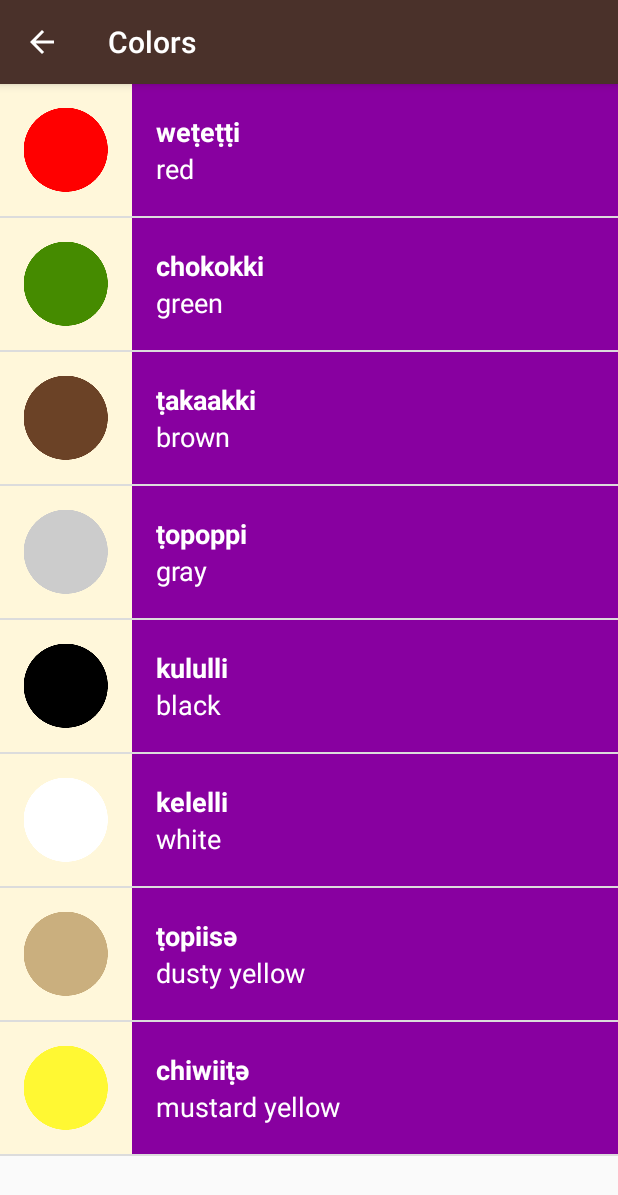
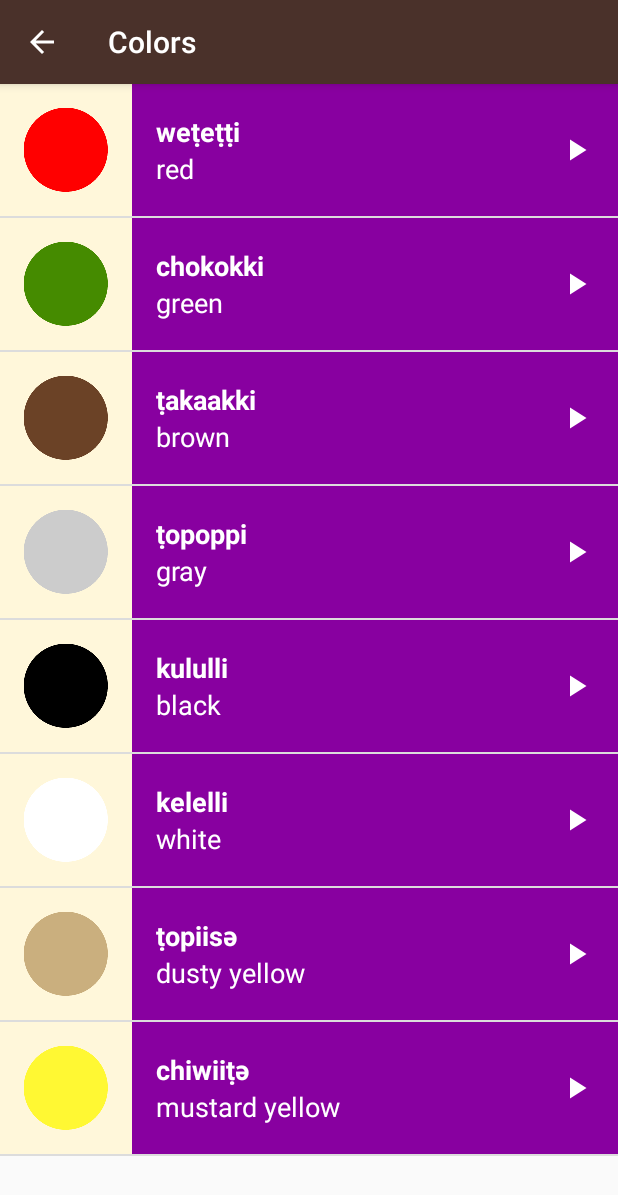
Before and after one commit to musti2304/udacity_miwok_lang, an Android app: the ColorsActivity screen opened directly, with no data from a screen before it, on a phone screen of 412 x 824 dp. Shown: the top 1195 px of the screen. Run offline under Robolectric (Android 15) with nearby library versions, the phone set to English and light mode, and no system bars.

Commit message:
New drawable icon added. Design fixes

```diff
--- a/app/src/main/res/layout/list_item.xml
+++ b/app/src/main/res/layout/list_item.xml
@@ -1,10 +1,9 @@
 <?xml version="1.0" encoding="utf-8"?>
-<LinearLayout xmlns:android="http://schemas.android.com/apk/res/android"
+<RelativeLayout xmlns:android="http://schemas.android.com/apk/res/android"
     xmlns:tools="http://schemas.android.com/tools"
     android:layout_width="match_parent"
     android:layout_height="match_parent"
     android:background="@color/tan_background"
-
     android:minHeight="@dimen/list_item_height"
     android:orientation="horizontal">
 
@@ -12,12 +11,16 @@
         android:id="@+id/image"
         android:layout_width="@dimen/list_item_height"
         android:layout_height="@dimen/list_item_height"
-        tools:src="@drawable/family_grandfather"/>
+        tools:src="@drawable/family_grandfather" />
 
     <LinearLayout
         android:id="@+id/text_container"
         android:layout_width="match_parent"
-        android:layout_height="match_parent"
+        android:layout_height="@dimen/list_item_height"
+        android:layout_alignParentBottom="true"
+        android:layout_alignParentRight="true"
+        android:layout_alignParentTop="true"
+        android:layout_toRightOf="@+id/image"
         android:orientation="vertical"
         android:paddingLeft="16dp"
         tools:background="@color/category_numbers">
@@ -42,6 +45,16 @@
             android:textAppearance="?android:textAppearanceMedium"
             android:textColor="@android:color/white"
             tools:text="english word" />
+
     </LinearLayout>
 
-</LinearLayout>
+    <ImageView
+        android:layout_width="24dp"
+        android:layout_height="24dp"
+        android:layout_alignParentRight="true"
+        android:layout_centerVertical="true"
+        android:layout_marginRight="16dp"
+        android:src="@drawable/ic_play_arrow_white_24dp" />
+
+
+</RelativeLayout>
--- a/app/src/main/res/layout/word_list.xml
+++ b/app/src/main/res/layout/word_list.xml
@@ -5,6 +5,7 @@
     android:layout_width="match_parent"
     android:layout_height="match_parent"
     android:orientation="vertical"
-    tools:context="com.example.android.miwok.NumbersActivity">
+    tools:context="com.example.android.miwok.NumbersActivity"
+    android:drawSelectorOnTop="true">
 
 </ListView>
--- a/app/src/main/res/values/styles.xml
+++ b/app/src/main/res/values/styles.xml
@@ -30,6 +30,7 @@
         <item name="android:textStyle">bold</item>
         <item name="android:textSize">18sp</item>
         <item name="android:textAppearance">?android:textAppearanceLarge</item>
+        <item name="android:background">?android:attr/selectableItemBackground</item>
     </style>
 
 </resources>
```
Also changed, not shown: app/src/main/res/layout/activity_main.xml (+29 -8 lines), app/src/main/res/drawable-hdpi/ic_play_arrow_white_24dp.png (added), app/src/main/res/drawable-mdpi/ic_play_arrow_white_24dp.png (added), app/src/main/res/drawable-xhdpi/ic_play_arrow_white_24dp.png (added), app/src/main/res/drawable-xxhdpi/ic_play_arrow_white_24dp.png (added), app/src/main/res/drawable-xxxhdpi/ic_play_arrow_white_24dp.png (added).
